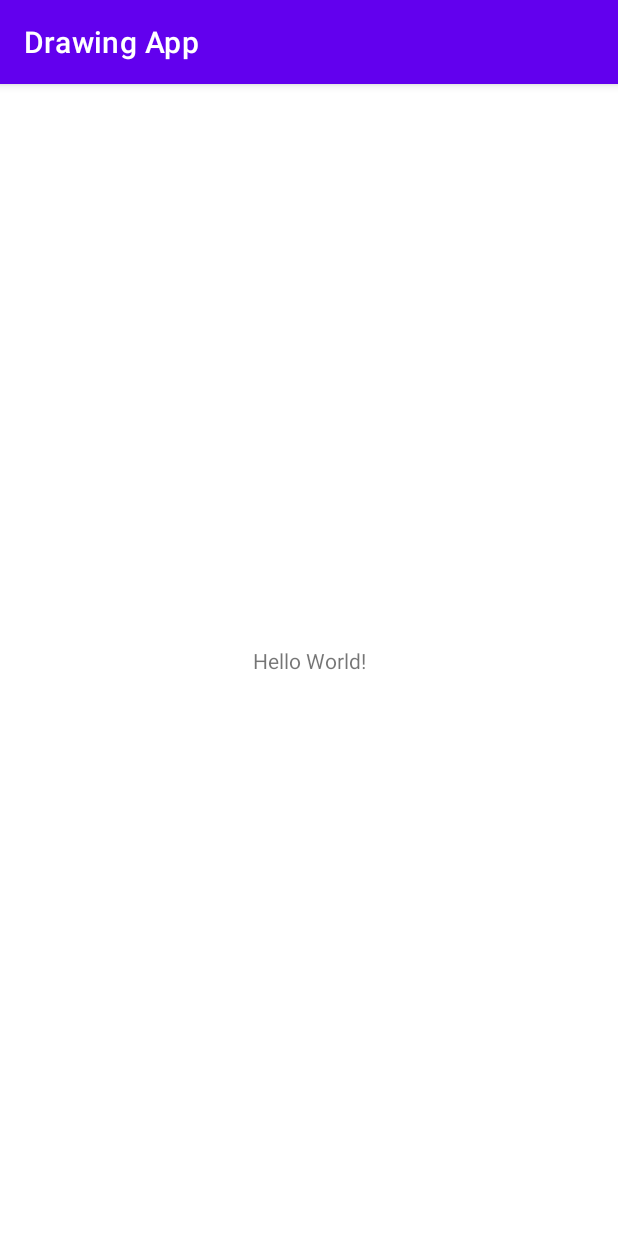
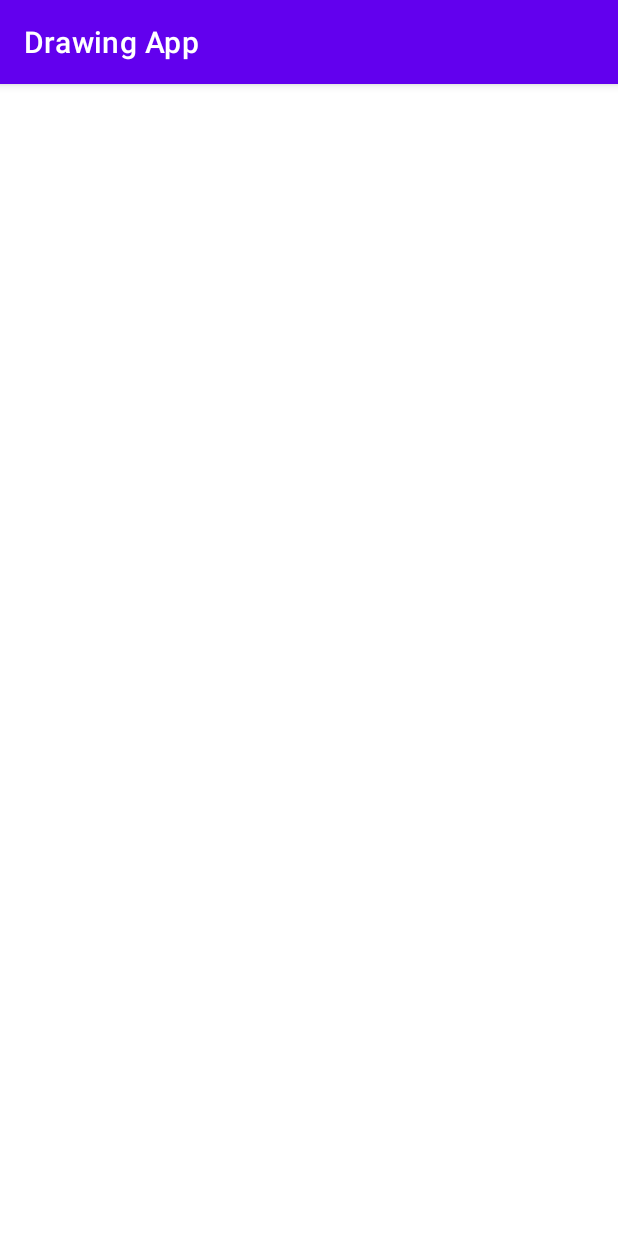
Before and after one commit to fj0lverkr/DrawingApp, an Android app: the screen it shows after launch (MainActivity), on a phone screen of 412 x 824 dp. Run offline under Robolectric (Android 15) with nearby library versions, the phone set to English and light mode, and no system bars.

Commit message:
Basic functionality

```diff
--- a/app/src/main/AndroidManifest.xml
+++ b/app/src/main/AndroidManifest.xml
@@ -15,7 +15,8 @@
         tools:targetApi="31">
         <activity
             android:name=".MainActivity"
-            android:exported="true">
+            android:exported="true"
+            android:screenOrientation="portrait">
             <intent-filter>
                 <action android:name="android.intent.action.MAIN" />
 
--- /dev/null
+++ b/app/src/main/java/com/nilsnahooy/drawingapp/CanvasView.kt
@@ -0,0 +1,92 @@
+package com.nilsnahooy.drawingapp
+
+import android.annotation.SuppressLint
+import android.content.Context
+import android.graphics.*
+import android.util.AttributeSet
+import android.view.MotionEvent
+import android.view.View
+
+class CanvasView(context: Context, attrs : AttributeSet): View(context, attrs) {
+    private var mDrawPath: DrawPath? = null
+    private var mBitmap: Bitmap? = null
+    private var mDrawPaint: Paint? = null
+    private var mCanvasPaint: Paint? = null
+    private var mBrushSize: Float = 0.0f
+    private var mColor: Int = Color.BLACK
+    private var mCanvas: Canvas? = null
+    private val mPaths: ArrayList<DrawPath> = ArrayList()
+
+    init {
+        setupDrawing()
+    }
+
+    private fun setupDrawing() {
+        mDrawPaint = Paint()
+        mDrawPath = DrawPath(mColor, mBrushSize)
+        mDrawPaint!!.color = mColor
+        mDrawPaint!!.style = Paint.Style.STROKE
+        mDrawPaint!!.strokeJoin = Paint.Join.ROUND
+        mDrawPaint!!.strokeCap = Paint.Cap.ROUND
+        mCanvasPaint = Paint(Paint.DITHER_FLAG)
+        mBrushSize = 20.0f
+    }
+
+    override fun onSizeChanged(w: Int, h: Int, oldw: Int, oldh: Int) {
+        super.onSizeChanged(w, h, oldw, oldh)
+        mBitmap = Bitmap.createBitmap(w, h, Bitmap.Config.ARGB_8888)
+        mCanvas = Canvas(mBitmap!!)
+    }
+
+    override fun onDraw(canvas: Canvas?) {
+        super.onDraw(canvas)
+        canvas?.drawBitmap(mBitmap!!,0f, 0f, mCanvasPaint)
+        for(p in mPaths) {
+            mDrawPaint!!.strokeWidth = p.brushSize
+            mDrawPaint!!.color = p.color
+            canvas?.drawPath(p, mDrawPaint!!)
+        }
+        if(!mDrawPath!!.isEmpty) {
+            mDrawPaint!!.strokeWidth = mDrawPath!!.brushSize
+            mDrawPaint!!.color = mDrawPath!!.color
+            canvas?.drawPath(mDrawPath!!, mDrawPaint!!)
+        }
+    }
+
+    @SuppressLint("ClickableViewAccessibility")
+    override fun onTouchEvent(event: MotionEvent?): Boolean {
+        val touchX = event?.x
+        val touchY = event?.y
+
+        when(event?.action) {
+            MotionEvent.ACTION_DOWN -> {
+                mDrawPath!!.color = mColor
+                mDrawPath!!.brushSize = mBrushSize
+                mDrawPath!!.reset()
+                if (touchX != null) {
+                    if (touchY != null) {
+                        mDrawPath!!.moveTo(touchX, touchY)
+                    }
+                }
+            }
+            MotionEvent.ACTION_MOVE -> {
+                if (touchX != null) {
+                    if (touchY != null) {
+                        mDrawPath!!.lineTo(touchX, touchY)
+                    }
+                }
+            }
+            MotionEvent.ACTION_UP -> {
+                mPaths.add(mDrawPath!!)
+                mDrawPath = DrawPath(mColor, mBrushSize)
+            }
+            else -> return false
+        }
+        invalidate()
+        return true
+    }
+
+    internal inner class DrawPath(var color: Int, var brushSize: Float): Path() {
+
+    }
+}
--- a/app/src/main/res/layout/activity_main.xml
+++ b/app/src/main/res/layout/activity_main.xml
@@ -6,13 +6,13 @@
     android:layout_height="match_parent"
     tools:context=".MainActivity">
 
-    <TextView
-        android:layout_width="wrap_content"
-        android:layout_height="wrap_content"
-        android:text="Hello World!"
-        app:layout_constraintBottom_toBottomOf="parent"
+    <com.nilsnahooy.drawingapp.CanvasView
+        android:layout_width="0dp"
+        android:layout_height="0dp"
+        android:id="@+id/cv_main_canvas"
         app:layout_constraintEnd_toEndOf="parent"
         app:layout_constraintStart_toStartOf="parent"
-        app:layout_constraintTop_toTopOf="parent" />
+        app:layout_constraintTop_toTopOf="parent"
+        app:layout_constraintBottom_toBottomOf="parent" />
 
 </androidx.constraintlayout.widget.ConstraintLayout>
```
